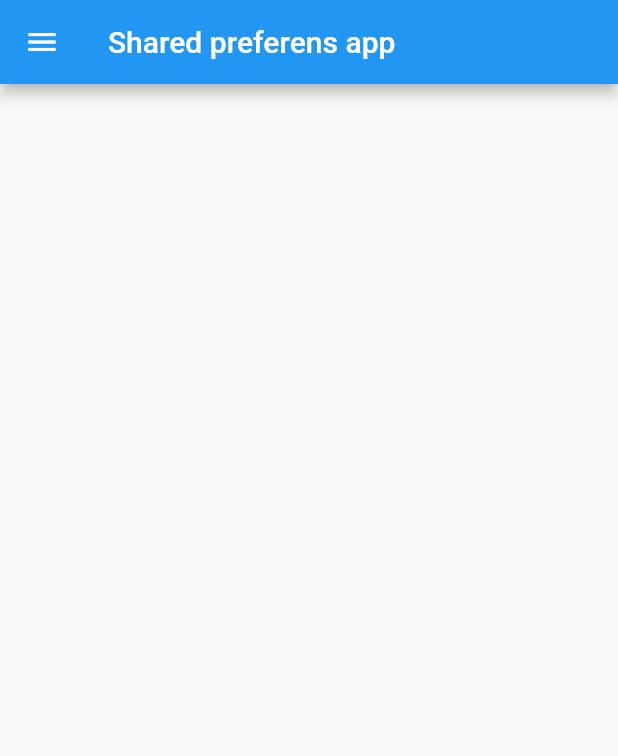
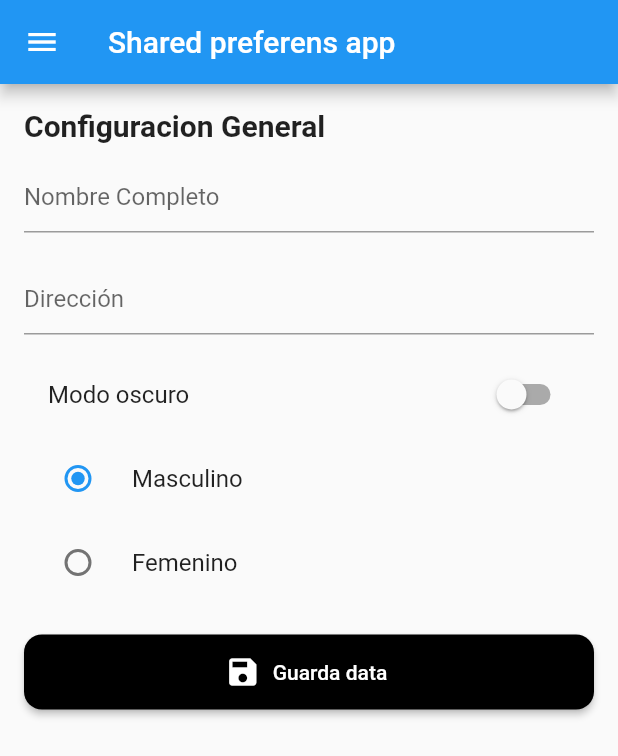
Before and after one commit to mvilla714/flutter_codigo_sp, a Flutter app: the screen it shows after launch, on a phone screen of 412 x 824 dp. Shown: the top 756 px of the screen. Run offline on Flutter 3.47's test engine with Material 2 defaults, Android fonts, the phone set to English and light mode, and no system bars.

Commit message:
Configuracion general

```diff
--- a/lib/pages/home_page.dart
+++ b/lib/pages/home_page.dart
@@ -1,101 +1,101 @@
 import 'package:flutter/material.dart';
+import 'package:flutter_codigo_sp/widgets/my_drawer_widget.dart';
 
-class HomePage extends StatelessWidget {
-  const HomePage({super.key});
+class HomePage extends StatefulWidget {
+  @override
+  State<HomePage> createState() => _HomePageState();
+}
 
+class _HomePageState extends State<HomePage> {
+  bool isDarkMode = false;
+  int gender = 1;
   @override
   Widget build(BuildContext context) {
     return Scaffold(
       appBar: AppBar(
         title: Text("Shared preferens app"),
       ),
-      drawer: Drawer(
+      drawer: MyDrawerWidget(),
+      body: Padding(
+        padding: const EdgeInsets.all(16.0),
         child: Column(
+          crossAxisAlignment: CrossAxisAlignment.start,
           children: [
-            DrawerHeader(
-              decoration: BoxDecoration(
-                image: DecorationImage(
-                  fit: BoxFit.cover,
-                  image: NetworkImage(
-                    "https://images.pexels.com/photos/1269968/pexels-photo-1269968.jpeg?auto=compress&cs=tinysrgb&w=600",
-                  ),
+            Text(
+              "Configuracion General",
+              style: TextStyle(fontSize: 20.0, fontWeight: FontWeight.bold),
+            ),
+            const SizedBox(
+              height: 12.0,
+            ),
+            TextField(
+              decoration: InputDecoration(hintText: "Nombre Completo"),
+            ),
+            const SizedBox(
+              height: 20.0,
+            ),
+            TextField(decoration: InputDecoration(hintText: "Dirección")),
+            const SizedBox(
+              height: 12.0,
+            ),
+            // Switch(
+            //   value: false,
+            //   onChanged: (bool value) {},
+            // ),
+            SwitchListTile(
+              value: isDarkMode,
+              title: Text("Modo oscuro"),
+              onChanged: (bool value) {
+                print(value);
+                isDarkMode = value;
+                setState(() {});
+              },
+            ),
+            // Radio(
+            //  value: 1,
+            //  groupValue: 1,
+            //  onChanged: (int? value) {},
+            //),
+            RadioListTile(
+              value: 1,
+              groupValue: gender,
+              title: Text("Masculino"),
+              onChanged: (int? value) {
+                gender = value!;
+                setState(() {});
+              },
+            ),
+            RadioListTile(
+              value: 2,
+              groupValue: gender,
+              title: Text("Femenino"),
+              onChanged: (int? value) {
+                gender = value!;
+                setState(() {});
+              },
+            ),
+            SizedBox(
+              height: 20.0,
+            ),
+            SizedBox(
+              width: double.infinity,
+              height: 50,
+              child: ElevatedButton.icon(
+                onPressed: () {},
+                style: ElevatedButton.styleFrom(
+                    backgroundColor: Colors.black,
+                    shape: RoundedRectangleBorder(
+                        borderRadius: BorderRadius.circular(12.0))),
+                icon: Icon(
+                  Icons.save,
+                  color: Colors.white,
                 ),
+                label: Text("Guarda data"),
               ),
-              child: SizedBox(
-                width: double.infinity,
-                child: Column(
-                  crossAxisAlignment: CrossAxisAlignment.start,
-                  mainAxisAlignment: MainAxisAlignment.end,
-                  children: [
-                    CircleAvatar(
-                      backgroundColor: Colors.white12,
-                      radius: 30,
-                      backgroundImage: NetworkImage(
-                        "https://images.pexels.com/photos/240561/pexels-photo-240561.jpeg?auto=compress&cs=tinysrgb&w=600",
-                      ),
-                    ),
-                    Text(
-                      "Martin",
-                      style: TextStyle(
-                        color: Colors.white,
-                        fontSize: 16,
-                        fontWeight: FontWeight.bold,
-                      ),
-                    ),
-                    Text(
-                      "Administrador",
-                      style: TextStyle(
-                        color: Colors.white,
-                        fontSize: 14,
-                        fontWeight: FontWeight.w400,
-                      ),
-                    ),
-                  ],
-                ),
-              ),
-            ),
-            ListTile(
-              leading: Icon(
-                Icons.people,
-                color: Colors.black.withOpacity(0.6),
-              ),
-              title: Text("Mi perfil"),
-            ),
-            ListTile(
-              leading: Icon(
-                Icons.file_copy,
-                color: Colors.black.withOpacity(0.6),
-              ),
-              title: Text("Portafolio General"),
-            ),
-            ListTile(
-              leading: Icon(
-                Icons.lock,
-                color: Colors.black.withOpacity(0.6),
-              ),
-              title: Text("Cambiar contraseña"),
-            ),
-            Divider(
-              indent: 12,
-              endIndent: 12,
-            ),
-            ListTile(
-              leading: Icon(
-                Icons.exit_to_app,
-                color: Colors.black.withOpacity(0.6),
-              ),
-              title: Text("Salir del App"),
             ),
           ],
         ),
       ),
-      body: Column(
-        children: [
-          Row(
-            children: [],
-          ),
-        ],
-      ),
     );
   }
 }
```
Also changed, not shown: lib/widgets/my_drawer_widget.dart (added, +89 -0 lines).
